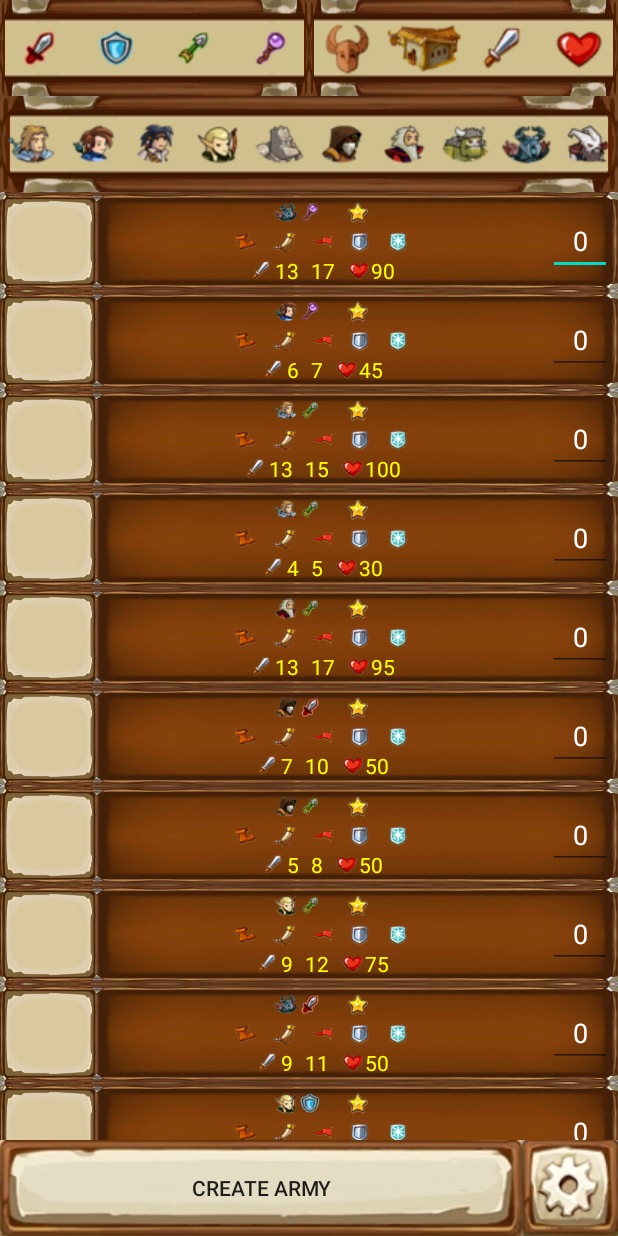
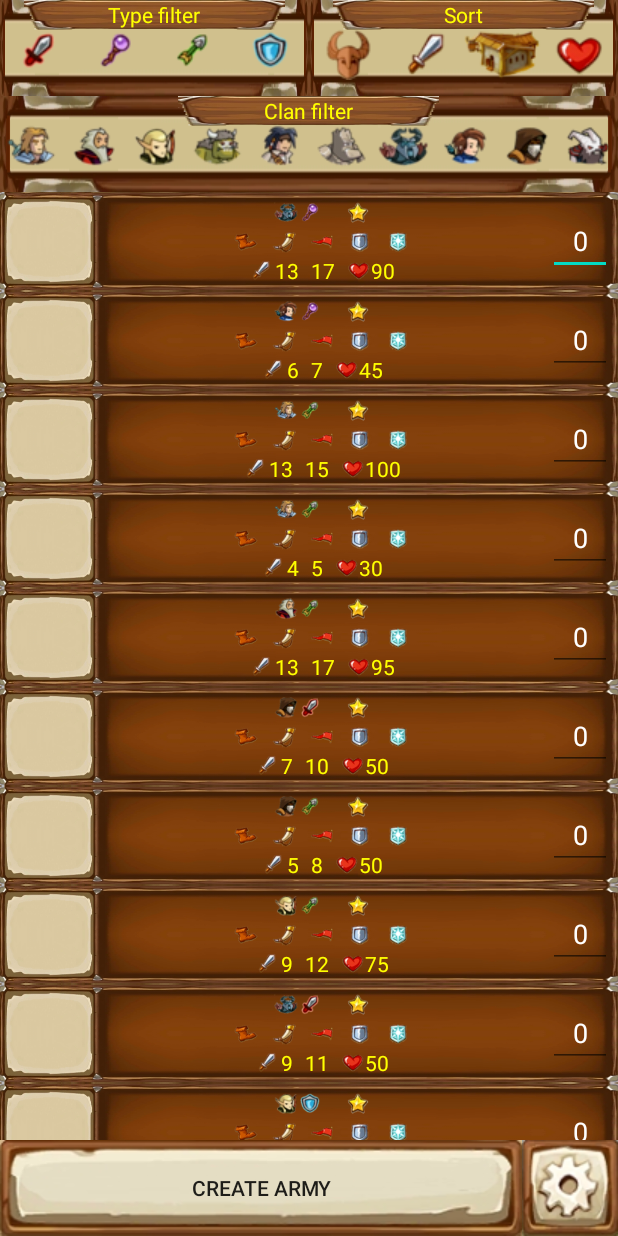
Before and after one commit to konkath/BravelandHeroesCalculator, an Android app: the screen it shows after launch (MainActivity), on a phone screen of 412 x 824 dp. Run offline under Robolectric (Android 15) with nearby library versions, the phone set to English and light mode, and no system bars; our stand-ins replace Room's generated code; 13 statements that could not run were skipped.

Commit message:
Add text plates for strings

```diff
--- a/app/src/main/res/layout/activity_main.xml
+++ b/app/src/main/res/layout/activity_main.xml
@@ -31,10 +31,26 @@
             android:layout_height="wrap_content"
             android:background="@drawable/ui_background_small"
             android:gravity="center"
-            android:orientation="horizontal"
+            android:orientation="vertical"
             app:layout_constraintEnd_toEndOf="parent"
             app:layout_constraintStart_toEndOf="@id/includeTypeFilter"
             app:layout_constraintTop_toTopOf="parent">
+
+            <TextView
+                android:id="@+id/sortTitle"
+                android:layout_width="wrap_content"
+                android:layout_height="20sp"
+                android:layout_gravity="center"
+                android:background="@drawable/ui_text_plate"
+                android:gravity="center"
+                android:text="@string/sort_text"
+                android:textColor="@color/colorFont" />
+
+            <LinearLayout
+                android:layout_width="wrap_content"
+                android:layout_height="wrap_content"
+                android:layout_marginTop="-12dp"
+                android:orientation="horizontal">
 
                 <ImageView
                     android:id="@+id/sortByNameButton"
@@ -45,6 +61,17 @@
                     android:onClick="OnSortByNameClick"
                     android:scaleType="center"
                     android:src="@drawable/unit"
+                    tools:ignore="ContentDescription" />
+
+                <ImageView
+                    android:id="@+id/sortByAttackButton"
+                    style="@style/Widget.AppCompat.Button.Borderless"
+                    android:layout_width="0dp"
+                    android:layout_height="wrap_content"
+                    android:layout_weight="1"
+                    android:onClick="OnSortByAttackClick"
+                    android:scaleType="center"
+                    android:src="@drawable/damage"
                     tools:ignore="ContentDescription" />
 
                 <ImageView
@@ -59,17 +86,6 @@
                     tools:ignore="ContentDescription" />
 
                 <ImageView
-                android:id="@+id/sortByAttackButton"
-                style="@style/Widget.AppCompat.Button.Borderless"
-                android:layout_width="0dp"
-                android:layout_height="wrap_content"
-                android:layout_weight="1"
-                android:onClick="OnSortByAttackClick"
-                android:scaleType="center"
-                android:src="@drawable/damage"
-                tools:ignore="ContentDescription" />
-
-            <ImageView
                     android:id="@+id/sortByHealthButton"
                     style="@style/Widget.AppCompat.Button.Borderless"
                     android:layout_width="0dp"
@@ -79,6 +95,7 @@
                     android:scaleType="center"
                     android:src="@drawable/health"
                     tools:ignore="ContentDescription" />
+            </LinearLayout>
 
         </LinearLayout>
 
--- a/app/src/main/res/layout/activity_settings.xml
+++ b/app/src/main/res/layout/activity_settings.xml
@@ -8,10 +8,12 @@
 
     <TextView
         android:id="@+id/textView"
-        android:layout_width="match_parent"
-        android:layout_height="match_parent"
+        android:layout_width="wrap_content"
+        android:layout_height="30sp"
+        android:background="@drawable/ui_text_plate"
         android:gravity="center"
-        android:text="@string/select_language_text" />
+        android:text="@string/select_language_text"
+        android:textColor="@color/colorFont" />
 
     <LinearLayout
         android:layout_width="match_parent"
--- a/app/src/main/res/layout/filter_clan.xml
+++ b/app/src/main/res/layout/filter_clan.xml
@@ -6,6 +6,22 @@
     android:layout_height="wrap_content"
     android:layout_gravity="center"
     android:background="@drawable/ui_background_small"
+    android:orientation="vertical">
+
+    <TextView
+        android:id="@+id/textView2"
+        android:layout_width="wrap_content"
+        android:layout_height="20sp"
+        android:layout_gravity="center"
+        android:background="@drawable/ui_text_plate"
+        android:gravity="center"
+        android:text="@string/filter_clan_text"
+        android:textColor="@color/colorFont" />
+
+    <LinearLayout
+        android:layout_width="wrap_content"
+        android:layout_height="wrap_content"
+        android:layout_marginTop="-12dp"
         android:orientation="horizontal">
 
         <ImageView
@@ -20,14 +36,36 @@
             tools:ignore="ContentDescription" />
 
         <ImageView
-        android:id="@+id/filterByIceMageButton"
+            android:id="@+id/filterBySorcererButton"
             style="@style/Widget.AppCompat.Button.Borderless"
             android:layout_width="0dp"
             android:layout_height="wrap_content"
             android:layout_gravity="center"
             android:layout_weight="1"
             android:scaleType="center"
-        android:src="@drawable/ice_mage"
+            android:src="@drawable/fire_sorcerer"
+            tools:ignore="ContentDescription" />
+
+        <ImageView
+            android:id="@+id/filterByElvesButton"
+            style="@style/Widget.AppCompat.Button.Borderless"
+            android:layout_width="0dp"
+            android:layout_height="wrap_content"
+            android:layout_gravity="center"
+            android:layout_weight="1"
+            android:scaleType="center"
+            android:src="@drawable/prince_of_the_elves"
+            tools:ignore="ContentDescription" />
+
+        <ImageView
+            android:id="@+id/filterByOrcButton"
+            style="@style/Widget.AppCompat.Button.Borderless"
+            android:layout_width="0dp"
+            android:layout_height="wrap_content"
+            android:layout_gravity="center"
+            android:layout_weight="1"
+            android:scaleType="center"
+            android:src="@drawable/orc_chieftain"
             tools:ignore="ContentDescription" />
 
         <ImageView
@@ -42,17 +80,6 @@
             tools:ignore="ContentDescription" />
 
         <ImageView
-        android:id="@+id/filterByElvesButton"
-        style="@style/Widget.AppCompat.Button.Borderless"
-        android:layout_width="0dp"
-        android:layout_height="wrap_content"
-        android:layout_gravity="center"
-        android:layout_weight="1"
-        android:scaleType="center"
-        android:src="@drawable/prince_of_the_elves"
-        tools:ignore="ContentDescription" />
-
-    <ImageView
             android:id="@+id/filterByNeutralButton"
             style="@style/Widget.AppCompat.Button.Borderless"
             android:layout_width="0dp"
@@ -61,6 +88,28 @@
             android:layout_weight="1"
             android:scaleType="center"
             android:src="@drawable/neutral"
+            tools:ignore="ContentDescription" />
+
+        <ImageView
+            android:id="@+id/filterByDeadButton"
+            style="@style/Widget.AppCompat.Button.Borderless"
+            android:layout_width="0dp"
+            android:layout_height="wrap_content"
+            android:layout_gravity="center"
+            android:layout_weight="1"
+            android:scaleType="center"
+            android:src="@drawable/lord_of_the_dead"
+            tools:ignore="ContentDescription" />
+
+        <ImageView
+            android:id="@+id/filterByIceMageButton"
+            style="@style/Widget.AppCompat.Button.Borderless"
+            android:layout_width="0dp"
+            android:layout_height="wrap_content"
+            android:layout_gravity="center"
+            android:layout_weight="1"
+            android:scaleType="center"
+            android:src="@drawable/ice_mage"
             tools:ignore="ContentDescription" />
 
         <ImageView
@@ -75,39 +124,6 @@
             tools:ignore="ContentDescription" />
 
         <ImageView
-        android:id="@+id/filterBySorcererButton"
-        style="@style/Widget.AppCompat.Button.Borderless"
-        android:layout_width="0dp"
-        android:layout_height="wrap_content"
-        android:layout_gravity="center"
-        android:layout_weight="1"
-        android:scaleType="center"
-        android:src="@drawable/fire_sorcerer"
-        tools:ignore="ContentDescription" />
-
-    <ImageView
-        android:id="@+id/filterByOrcButton"
-        style="@style/Widget.AppCompat.Button.Borderless"
-        android:layout_width="0dp"
-        android:layout_height="wrap_content"
-        android:layout_gravity="center"
-        android:layout_weight="1"
-        android:scaleType="center"
-        android:src="@drawable/orc_chieftain"
-        tools:ignore="ContentDescription" />
-
-    <ImageView
-        android:id="@+id/filterByDeadButton"
-        style="@style/Widget.AppCompat.Button.Borderless"
-        android:layout_width="0dp"
-        android:layout_height="wrap_content"
-        android:layout_gravity="center"
-        android:layout_weight="1"
-        android:scaleType="center"
-        android:src="@drawable/lord_of_the_dead"
-        tools:ignore="ContentDescription" />
-
-    <ImageView
             android:id="@+id/filterByDemonButton"
             style="@style/Widget.AppCompat.Button.Borderless"
             android:layout_width="0dp"
@@ -117,5 +133,6 @@
             android:scaleType="center"
             android:src="@drawable/demon_lord"
             tools:ignore="ContentDescription" />
+    </LinearLayout>
 
 </LinearLayout>
--- a/app/src/main/res/layout/filter_type.xml
+++ b/app/src/main/res/layout/filter_type.xml
@@ -4,7 +4,22 @@
     android:layout_width="wrap_content"
     android:layout_height="wrap_content"
     android:background="@drawable/ui_background_small"
+    android:orientation="vertical">
+
+    <TextView
+        android:id="@+id/textTitle"
+        android:layout_width="wrap_content"
+        android:layout_height="20sp"
+        android:layout_gravity="center"
+        android:background="@drawable/ui_text_plate"
         android:gravity="center"
+        android:text="@string/filter_type_text"
+        android:textColor="@color/colorFont" />
+
+    <LinearLayout
+        android:layout_width="match_parent"
+        android:layout_height="match_parent"
+        android:layout_marginTop="-12dp"
         android:orientation="horizontal">
 
         <ImageView
@@ -19,14 +34,14 @@
             tools:ignore="ContentDescription" />
 
         <ImageView
-        android:id="@+id/filterByDefenderButton"
+            android:id="@+id/filterByMageButton"
             style="@style/Widget.AppCompat.Button.Borderless"
             android:layout_width="0dp"
             android:layout_height="wrap_content"
             android:layout_gravity="center"
             android:layout_weight="1"
             android:scaleType="center"
-        android:src="@drawable/defender"
+            android:src="@drawable/mage"
             tools:ignore="ContentDescription" />
 
         <ImageView
@@ -41,13 +56,15 @@
             tools:ignore="ContentDescription" />
 
         <ImageView
-        android:id="@+id/filterByMageButton"
+            android:id="@+id/filterByDefenderButton"
             style="@style/Widget.AppCompat.Button.Borderless"
             android:layout_width="0dp"
             android:layout_height="wrap_content"
             android:layout_gravity="center"
             android:layout_weight="1"
             android:scaleType="center"
-        android:src="@drawable/mage"
+            android:src="@drawable/defender"
             tools:ignore="ContentDescription" />
     </LinearLayout>
+
+</LinearLayout>
--- a/app/src/main/res/values/strings.xml
+++ b/app/src/main/res/values/strings.xml
@@ -2,6 +2,9 @@
     <string name="app_name">BravelandHeroesCalculator</string>
     <string name="army_button">Create Army</string>
     <string name="select_language_text">Change Language</string>
+    <string name="filter_type_text">Type filter</string>
+    <string name="filter_clan_text">Clan filter</string>
+    <string name="sort_text">Sort</string>
 
     <!--Units-->
     <string name="peasant_name">Peasant</string>
```
Also changed, not shown: app/src/main/res/drawable-v24/ui_text_plate.png (added), 1 other file. Lines whose indentation alone changed are shown as unchanged.
